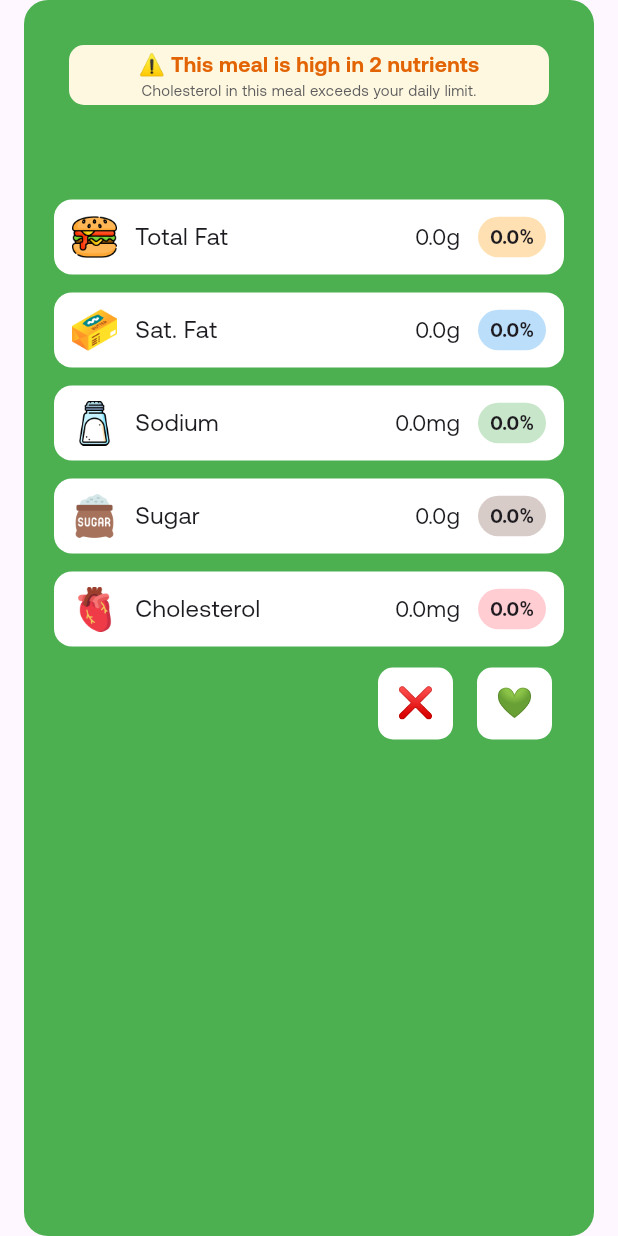
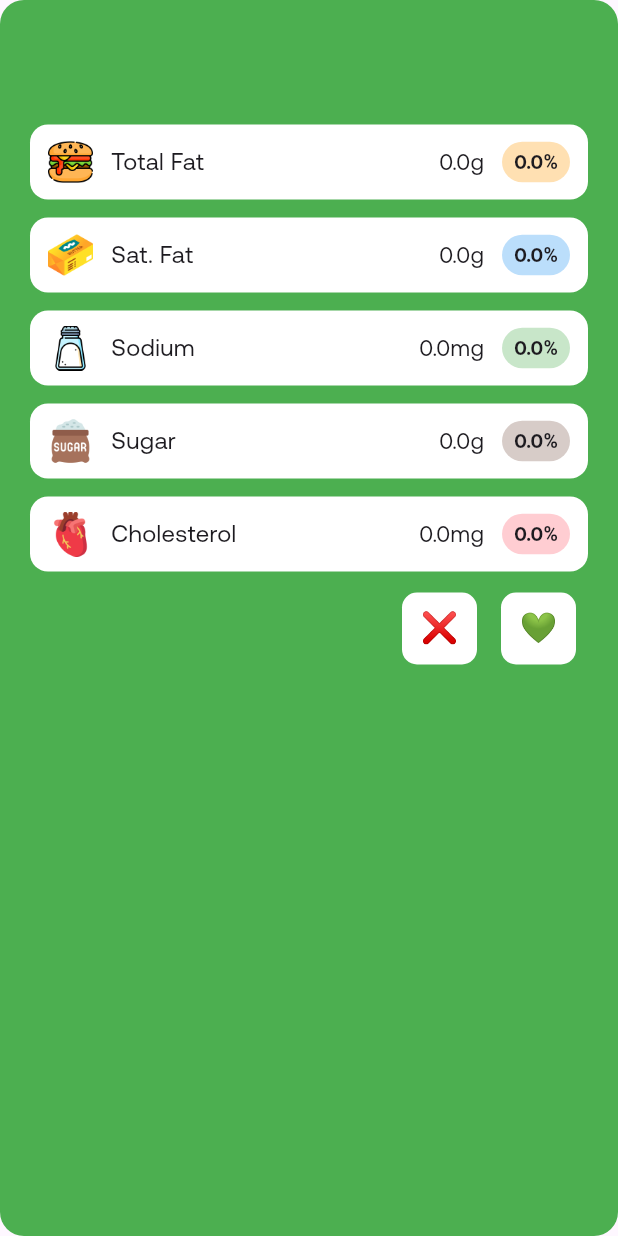
Before and after one commit to KojoBoakyeJnr/ChowChek, a Flutter app: the NutrientResult widget shown alone on an empty page, opened directly, on a phone screen of 412 x 824 dp. Run offline on Flutter 3.47's test engine with Material 3 defaults, Android fonts, the phone set to English and light mode, and no system bars; our stand-ins replace firebase_auth, firebase_core, flutter_dotenv, shared_preferences; accounts and stored records are empty.

Commit message:
layout refac

```diff
--- a/lib/views/components/blacklisted_meal_tile.dart
+++ b/lib/views/components/blacklisted_meal_tile.dart
@@ -25,8 +25,8 @@ class BlacklistedMealTile extends StatelessWidget {
   @override
   Widget build(BuildContext context) {
     return Container(
-      margin: const EdgeInsets.symmetric(vertical: 8.0, horizontal: 20.0),
-      padding: const EdgeInsets.all(16.0),
+      margin: EdgeInsets.only(bottom: 16),
+      padding: const EdgeInsets.all(10.0),
       decoration: BoxDecoration(
         color: AppColors.primaryRed,
         borderRadius: BorderRadius.circular(20),
--- a/lib/views/components/nutrient_result_container.dart
+++ b/lib/views/components/nutrient_result_container.dart
@@ -17,7 +17,6 @@ class NutrientResult extends StatefulWidget {
 }
 
 class _NutrientResultState extends State<NutrientResult> {
-  bool showWarning = true;
   String percentString(double value, dynamic limitRaw) {
     final limit = (limitRaw is num) ? limitRaw.toDouble() : 0.0;
     if (limit <= 0.0) return "0.0%";
@@ -60,32 +59,45 @@ class _NutrientResultState extends State<NutrientResult> {
         final cholesterolLimit =
             modelUserDetails.nutrientLoggedLimits[AppStrings.cholesterolKey];
 
+        //store exceeded nutrients
+        List<String> exceededNutrients = [];
+
+        if (totalFatLimit != null && totalFatValue > totalFatLimit) {
+          exceededNutrients.add("Total Fat");
+        }
+        if (satFatLimit != null && satFatValue > satFatLimit) {
+          exceededNutrients.add("Saturated Fat");
+        }
+        if (sodiumLimit != null && sodiumValue > sodiumLimit) {
+          exceededNutrients.add("Sodium");
+        }
+        if (sugarLimit != null && sugarValue > sugarLimit) {
+          exceededNutrients.add("Sugar");
+        }
+        if (cholesterolLimit != null && cholesterolValue > cholesterolLimit) {
+          exceededNutrients.add("Cholesterol");
+        }
+
         return Container(
           decoration: BoxDecoration(
             color: AppColors.primaryGreen,
             borderRadius: BorderRadius.circular(16),
           ),
           padding: const EdgeInsets.all(20),
-          margin: const EdgeInsets.symmetric(horizontal: 16),
+
           child: Column(
             crossAxisAlignment: CrossAxisAlignment.start,
             children: [
               //----Warning/Feedback-----//
-              (showWarning == true)
-                  ? Padding(
-                    padding: const EdgeInsets.only(
-                      top: 10.0,
-                      bottom: 20,
-                      left: 10,
-                      right: 10,
+              (exceededNutrients.isNotEmpty)
+                  ? Container(
+                    decoration: BoxDecoration(
+                      color: Colors.amber[50],
+                      borderRadius: BorderRadiusDirectional.circular(10),
                     ),
-                    child: Container(
-                      decoration: BoxDecoration(
-                        color: Colors.amber[50],
-                        borderRadius: BorderRadiusDirectional.circular(10),
-                      ),
-                      width: 350,
-                      height: 40,
+                    width: double.infinity,
+                    height: 40,
+                    child: Expanded(
                       child: Column(
                         mainAxisAlignment: MainAxisAlignment.center,
                         crossAxisAlignment: CrossAxisAlignment.center,
@@ -93,7 +105,9 @@ class _NutrientResultState extends State<NutrientResult> {
                           Flexible(
                             child: Text(
                               overflow: TextOverflow.ellipsis,
-                              "⚠️ This meal is high in 2 nutrients",
+                              (exceededNutrients.length > 1)
+                                  ? "⚠️ This meal is high in ${exceededNutrients.length} nutrients"
+                                  : "⚠️ This meal is high in ${exceededNutrients[0]}",
                               style: TextStyle(
                                 color: const Color.fromARGB(255, 226, 100, 4),
                                 fontWeight: FontWeight.bold,
@@ -103,7 +117,9 @@ class _NutrientResultState extends State<NutrientResult> {
                           Flexible(
                             child: Text(
                               overflow: TextOverflow.ellipsis,
-                              "Cholesterol in this meal exceeds your daily limit.",
+                              (exceededNutrients.length > 1)
+                                  ? "${exceededNutrients.join(" & ")} in this meal exceeds your daily limit."
+                                  : "${exceededNutrients[0]} in this meal exceeds your daily limit.",
                               style: TextStyle(
                                 fontSize: 10,
                                 color: const Color.fromARGB(255, 93, 93, 93),
@@ -115,7 +131,7 @@ class _NutrientResultState extends State<NutrientResult> {
                     ),
                   )
                   : Container(),
-
+              const SizedBox(height: 16),
               // title
               Row(
                 mainAxisAlignment: MainAxisAlignment.spaceBetween,
@@ -135,7 +151,7 @@ class _NutrientResultState extends State<NutrientResult> {
                 ],
               ),
 
-              const SizedBox(height: 12),
+              const SizedBox(height: 16),
 
               // Total Fat
               NutrientRow(
--- a/lib/views/components/saved_meal_tile.dart
+++ b/lib/views/components/saved_meal_tile.dart
@@ -26,7 +26,7 @@ class SavedMealTile extends StatelessWidget {
   @override
   Widget build(BuildContext context) {
     return Container(
-      margin: const EdgeInsets.symmetric(vertical: 8.0, horizontal: 20.0),
+      margin: EdgeInsets.only(bottom: 16),
       padding: const EdgeInsets.all(10.0),
       decoration: BoxDecoration(
         color: AppColors.deepGreen,
--- a/lib/views/main/today_page.dart
+++ b/lib/views/main/today_page.dart
@@ -156,15 +156,9 @@ class TodayPageState extends State<TodayPage> {
                           backgroundColor: AppColors.deepGreen,
                           textColor: AppColors.primaryWhite,
                         ),
+                        SizedBox(height: 16),
                         (resultsFound)
-                            ? Padding(
-                              padding: const EdgeInsets.only(
-                                top: 8,
-                                left: 10,
-                                right: 10,
-                              ),
-                              child: NutrientResult(),
-                            )
+                            ? NutrientResult()
                             : (!resultsFound && !resultsNotFoundBannerOff)
                             ? ResultsEmptyState()
                             : Container(),
```
